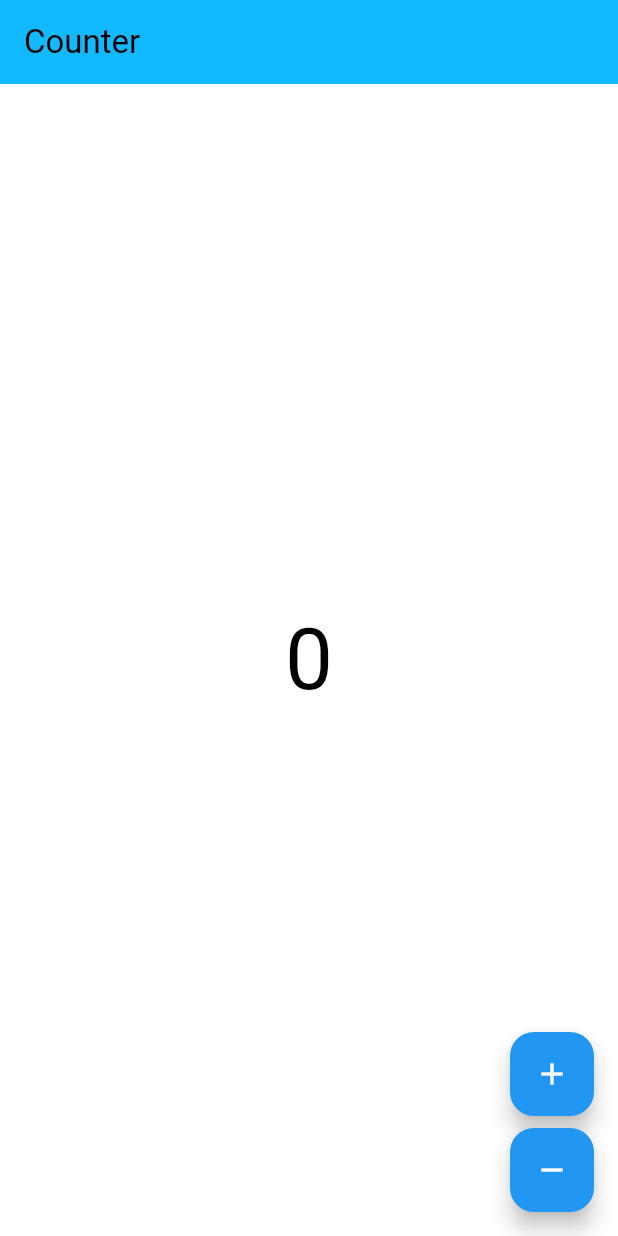
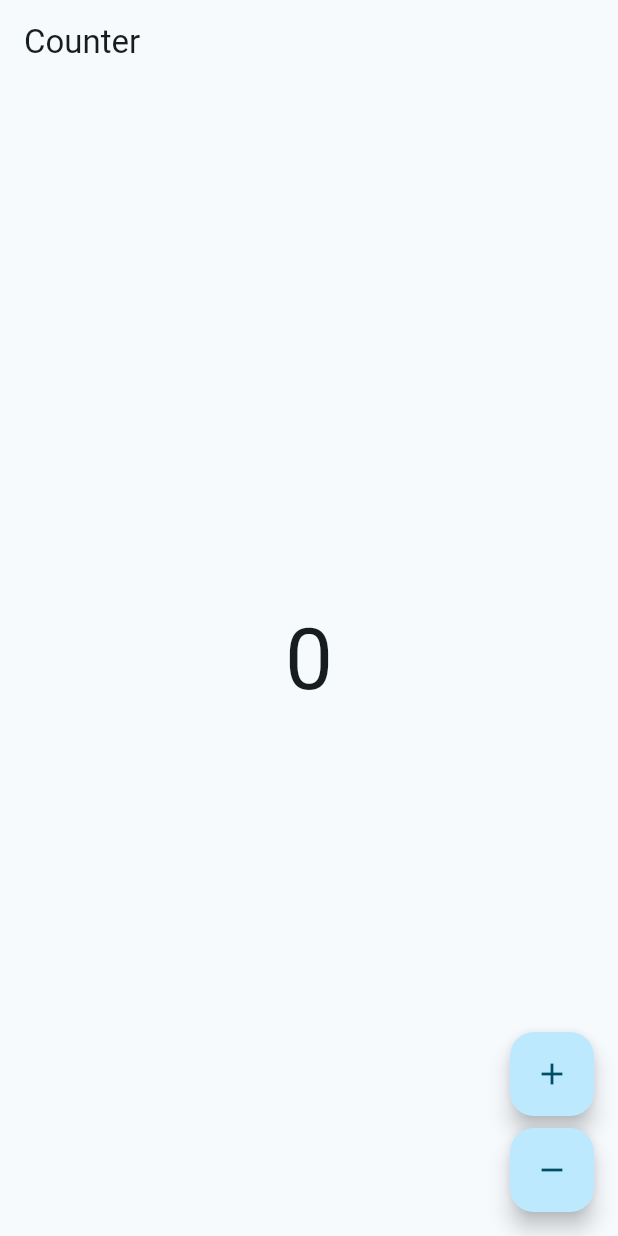
Before and after one commit to stefanhk31/personal_blog_flutter, a Flutter app: the screen it shows after launch, on a phone screen of 412 x 824 dp. Run offline on Flutter 3.47's test engine with Material 3 defaults, Android fonts, the phone set to English and light mode, and no system bars; our stand-ins replace bloc, equatable, flutter_bloc; generated files the repository leaves out were written again.

Commit message:
adding theme to app

```diff
--- a/lib/app/view/app.dart
+++ b/lib/app/view/app.dart
@@ -1,4 +1,5 @@
 import 'package:blog_repository/blog_repository.dart';
+import 'package:blog_ui/blog_ui.dart';
 import 'package:flutter/material.dart';
 import 'package:flutter_bloc/flutter_bloc.dart';
 import 'package:personal_blog_flutter/counter/counter.dart';
@@ -19,12 +20,8 @@ class App extends StatelessWidget {
         RepositoryProvider.value(value: blogRepository),
       ],
       child: MaterialApp(
-        theme: ThemeData(
-          appBarTheme: const AppBarTheme(color: Color(0xFF13B9FF)),
-          colorScheme: ColorScheme.fromSwatch(
-            accentColor: const Color(0xFF13B9FF),
-          ),
-        ),
+        theme: BlogTheme.themeData,
+        darkTheme: BlogTheme.themeData.copyWith(brightness: Brightness.dark),
         localizationsDelegates: AppLocalizations.localizationsDelegates,
         supportedLocales: AppLocalizations.supportedLocales,
         home: const CounterPage(),
--- a/packages/blog_ui/lib/blog_ui.dart
+++ b/packages/blog_ui/lib/blog_ui.dart
@@ -2,3 +2,5 @@
 library blog_ui;
 
 export 'src/blog_ui.dart';
+export 'src/theme/theme.dart';
+export 'src/widgets/widgets.dart';
--- a/pubspec.yaml
+++ b/pubspec.yaml
@@ -12,6 +12,8 @@ dependencies:
   bloc: ^8.1.2
   blog_repository:
     path: packages/blog_repository
+  blog_ui:
+    path: packages/blog_ui
   butter_cms_client:
     path: packages/butter_cms_client
   equatable: ^2.0.5
```
